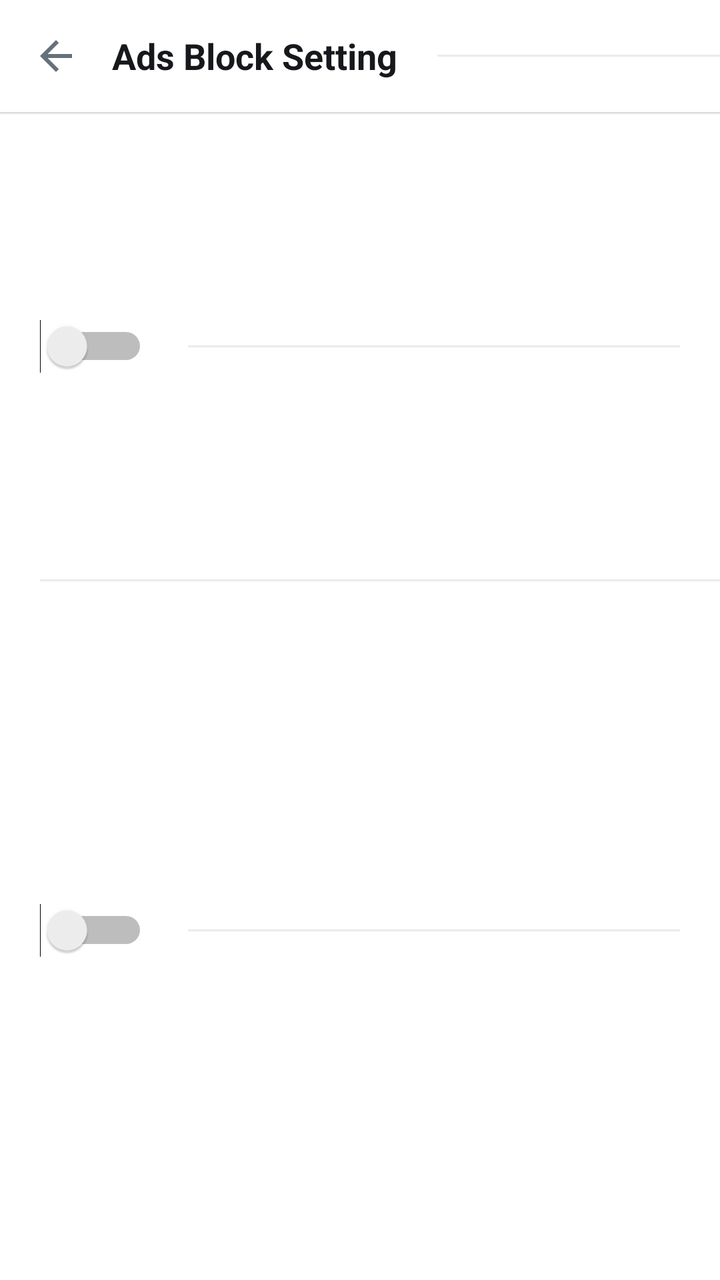
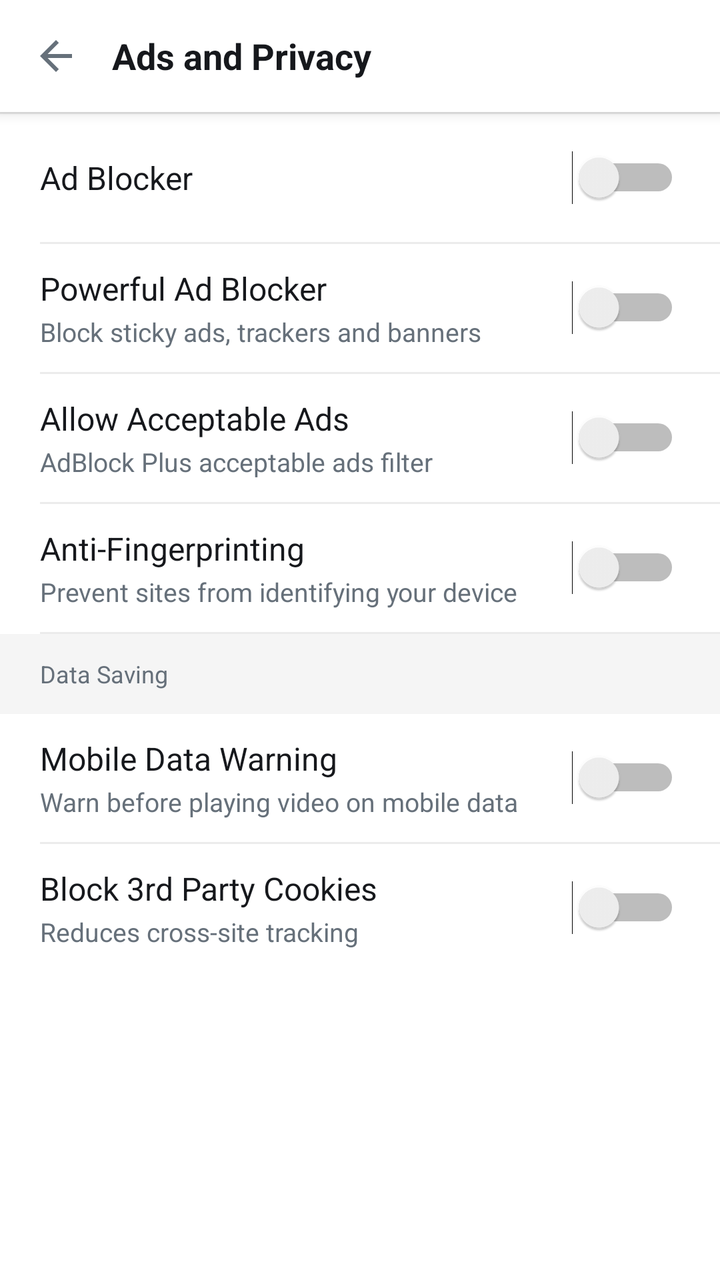

Before-and-after screenshots of an Android layout around one commit, followed by the original layout XML and the change that was made.
<!-- AndroidManifest.xml: activity theme Theme.Blaze.Settings -->
<!-- res/layout/activity_ad_settings.xml -->
<?xml version="1.0" encoding="utf-8"?>
<LinearLayout xmlns:android="http://schemas.android.com/apk/res/android"
    android:layout_width="match_parent" android:layout_height="match_parent"
    android:orientation="vertical" android:background="@color/bg">
    <LinearLayout android:layout_width="match_parent" android:layout_height="56dp"
        android:gravity="center_vertical" android:paddingStart="4dp"
        android:background="@color/surface" android:elevation="1dp">
        <ImageButton android:id="@+id/btn_back" android:layout_width="48dp"
            android:layout_height="48dp" android:background="?attr/selectableItemBackgroundBorderless"
            android:src="@drawable/ic_back" android:contentDescription="Back"/>
        <TextView android:layout_width="wrap_content" android:layout_height="wrap_content"
            android:text="Ads Block Setting" android:textSize="18sp" android:textColor="@color/ink"
            android:textStyle="bold" android:layout_marginStart="4dp"/>
    
    <View android:layout_width="match_parent" android:layout_height="1dp" android:background="@color/divider" android:layout_marginStart="20dp"/>
    <LinearLayout android:layout_width="match_parent" android:layout_height="wrap_content"
        android:background="@color/surface" android:gravity="center_vertical"
        android:minHeight="72dp" android:padding="20dp">
        <LinearLayout android:layout_width="0dp" android:layout_height="wrap_content" android:layout_weight="1" android:orientation="vertical">
            <TextView android:layout_width="wrap_content" android:layout_height="wrap_content"
                android:text="Mobile Data Warning" android:textSize="16sp" android:textColor="@color/ink"/>
            <TextView android:layout_width="wrap_content" android:layout_height="wrap_content"
                android:text="Warn before playing video on mobile data" android:textSize="13sp"
                android:textColor="@color/muted" android:layout_marginTop="2dp"/>
        </LinearLayout>
        <Switch android:id="@+id/switch_mobile_warn" android:layout_width="wrap_content" android:layout_height="wrap_content"/>
    </LinearLayout>
</LinearLayout>
    <View android:layout_width="match_parent" android:layout_height="1dp" android:background="@color/divider"/>
    <LinearLayout android:layout_width="match_parent" android:layout_height="wrap_content"
        android:background="@color/surface" android:gravity="center_vertical"
        android:minHeight="72dp" android:padding="20dp">
        <TextView android:layout_width="0dp" android:layout_height="wrap_content"
            android:layout_weight="1" android:text="Ad Blocker" android:textSize="16sp" android:textColor="@color/ink"/>
        <Switch android:id="@+id/switch_ad_blocker" android:layout_width="wrap_content" android:layout_height="wrap_content"/>
    
    <View android:layout_width="match_parent" android:layout_height="1dp" android:background="@color/divider" android:layout_marginStart="20dp"/>
    <LinearLayout android:layout_width="match_parent" android:layout_height="wrap_content"
        android:background="@color/surface" android:gravity="center_vertical"
        android:minHeight="72dp" android:padding="20dp">
        <LinearLayout android:layout_width="0dp" android:layout_height="wrap_content" android:layout_weight="1" android:orientation="vertical">
            <TextView android:layout_width="wrap_content" android:layout_height="wrap_content"
                android:text="Mobile Data Warning" android:textSize="16sp" android:textColor="@color/ink"/>
            <TextView android:layout_width="wrap_content" android:layout_height="wrap_content"
                android:text="Warn before playing video on mobile data" android:textSize="13sp"
                android:textColor="@color/muted" android:layout_marginTop="2dp"/>
        </LinearLayout>
        <Switch android:id="@+id/switch_mobile_warn" android:layout_width="wrap_content" android:layout_height="wrap_content"/>
    </LinearLayout>
</LinearLayout>
    <View android:layout_width="match_parent" android:layout_height="1dp" android:background="@color/divider" android:layout_marginStart="20dp"/>
    <LinearLayout android:layout_width="match_parent" android:layout_height="wrap_content"
        android:background="@color/surface" android:gravity="center_vertical"
        android:minHeight="72dp" android:padding="20dp">
        <LinearLayout android:layout_width="0dp" android:layout_height="wrap_content" android:layout_weight="1" android:orientation="vertical">
            <TextView android:layout_width="wrap_content" android:layout_height="wrap_content"
                android:text="Powerful Ad Blocker" android:textSize="16sp" android:textColor="@color/ink"/>
            <TextView android:layout_width="wrap_content" android:layout_height="wrap_content"
                android:text="Block sticky Ads and trackers" android:textSize="13sp"
                android:textColor="@color/muted" android:layout_marginTop="2dp"/>
        
    <View android:layout_width="match_parent" android:layout_height="1dp" android:background="@color/divider" android:layout_marginStart="20dp"/>
    <LinearLayout android:layout_width="match_parent" android:layout_height="wrap_content"
        android:background="@color/surface" android:gravity="center_vertical"
        android:minHeight="72dp" android:padding="20dp">
        <LinearLayout android:layout_width="0dp" android:layout_height="wrap_content" android:layout_weight="1" android:orientation="vertical">
            <TextView android:layout_width="wrap_content" android:layout_height="wrap_content"
                android:text="Mobile Data Warning" android:textSize="16sp" android:textColor="@color/ink"/>
            <TextView android:layout_width="wrap_content" android:layout_height="wrap_content"
                android:text="Warn before playing video on mobile data" android:textSize="13sp"
                android:textColor="@color/muted" android:layout_marginTop="2dp"/>
        </LinearLayout>
        <Switch android:id="@+id/switch_mobile_warn" android:layout_width="wrap_content" android:layout_height="wrap_content"/>
    </LinearLayout>
</LinearLayout>
        <Switch android:id="@+id/switch_powerful_ads" android:layout_width="wrap_content" android:layout_height="wrap_content"/>
    
    <View android:layout_width="match_parent" android:layout_height="1dp" android:background="@color/divider" android:layout_marginStart="20dp"/>
    <LinearLayout android:layout_width="match_parent" android:layout_height="wrap_content"
        android:background="@color/surface" android:gravity="center_vertical"
        android:minHeight="72dp" android:padding="20dp">
        <LinearLayout android:layout_width="0dp" android:layout_height="wrap_content" android:layout_weight="1" android:orientation="vertical">
            <TextView android:layout_width="wrap_content" android:layout_height="wrap_content"
                android:text="Mobile Data Warning" android:textSize="16sp" android:textColor="@color/ink"/>
            <TextView android:layout_width="wrap_content" android:layout_height="wrap_content"
                android:text="Warn before playing video on mobile data" android:textSize="13sp"
                android:textColor="@color/muted" android:layout_marginTop="2dp"/>
        </LinearLayout>
        <Switch android:id="@+id/switch_mobile_warn" android:layout_width="wrap_content" android:layout_height="wrap_content"/>
    </LinearLayout>
</LinearLayout>
    <View android:layout_width="match_parent" android:layout_height="1dp" android:background="@color/divider" android:layout_marginStart="20dp"/>
    <LinearLayout android:layout_width="match_parent" android:layout_height="wrap_content"
        android:background="@color/surface" android:gravity="center_vertical"
        android:minHeight="72dp" android:padding="20dp">
        <LinearLayout android:layout_width="0dp" android:layout_height="wrap_content" android:layout_weight="1" android:orientation="vertical">
            <TextView android:layout_width="wrap_content" android:layout_height="wrap_content"
                android:text="Anti Fingerprinting" android:textSize="16sp" android:textColor="@color/ink"/>
            <TextView android:layout_width="wrap_content" android:layout_height="wrap_content"
                android:text="Prevent sites from identifying your device" android:textSize="13sp"
                android:textColor="@color/muted" android:layout_marginTop="2dp"/>
        
    <View android:layout_width="match_parent" android:layout_height="1dp" android:background="@color/divider" android:layout_marginStart="20dp"/>
    <LinearLayout android:layout_width="match_parent" android:layout_height="wrap_content"
        android:background="@color/surface" android:gravity="center_vertical"
        android:minHeight="72dp" android:padding="20dp">
        <LinearLayout android:layout_width="0dp" android:layout_height="wrap_content" android:layout_weight="1" android:orientation="vertical">
            <TextView android:layout_width="wrap_content" android:layout_height="wrap_content"
                android:text="Mobile Data Warning" android:textSize="16sp" android:textColor="@color/ink"/>
            <TextView android:layout_width="wrap_content" android:layout_height="wrap_content"
                android:text="Warn before playing video on mobile data" android:textSize="13sp"
                android:textColor="@color/muted" android:layout_marginTop="2dp"/>
        </LinearLayout>
        <Switch android:id="@+id/switch_mobile_warn" android:layout_width="wrap_content" android:layout_height="wrap_content"/>
    </LinearLayout>
</LinearLayout>
        <Switch android:id="@+id/switch_fingerprint" android:layout_width="wrap_content" android:layout_height="wrap_content"/>
    
    <View android:layout_width="match_parent" android:layout_height="1dp" android:background="@color/divider" android:layout_marginStart="20dp"/>
    <LinearLayout android:layout_width="match_parent" android:layout_height="wrap_content"
        android:background="@color/surface" android:gravity="center_vertical"
        android:minHeight="72dp" android:padding="20dp">
        <LinearLayout android:layout_width="0dp" android:layout_height="wrap_content" android:layout_weight="1" android:orientation="vertical">
            <TextView android:layout_width="wrap_content" android:layout_height="wrap_content"
                android:text="Mobile Data Warning" android:textSize="16sp" android:textColor="@color/ink"/>
            <TextView android:layout_width="wrap_content" android:layout_height="wrap_content"
                android:text="Warn before playing video on mobile data" android:textSize="13sp"
                android:textColor="@color/muted" android:layout_marginTop="2dp"/>
        </LinearLayout>
        <Switch android:id="@+id/switch_mobile_warn" android:layout_width="wrap_content" android:layout_height="wrap_content"/>
    </LinearLayout>
</LinearLayout>

    <View android:layout_width="match_parent" android:layout_height="1dp" android:background="@color/divider" android:layout_marginStart="20dp"/>
    <LinearLayout android:layout_width="match_parent" android:layout_height="wrap_content"
        android:background="@color/surface" android:gravity="center_vertical"
        android:minHeight="72dp" android:padding="20dp">
        <LinearLayout android:layout_width="0dp" android:layout_height="wrap_content" android:layout_weight="1" android:orientation="vertical">
            <TextView android:layout_width="wrap_content" android:layout_height="wrap_content"
                android:text="Mobile Data Warning" android:textSize="16sp" android:textColor="@color/ink"/>
            <TextView android:layout_width="wrap_content" android:layout_height="wrap_content"
                android:text="Warn before playing video on mobile data" android:textSize="13sp"
                android:textColor="@color/muted" android:layout_marginTop="2dp"/>
        </LinearLayout>
        <Switch android:id="@+id/switch_mobile_warn" android:layout_width="wrap_content" android:layout_height="wrap_content"/>
    </LinearLayout>
</LinearLayout>
<!-- resources referenced by this layout -->
<resources>
  <color name="bg">#FFFFFF</color>
  <color name="divider">#EBEBEB</color>
  <color name="ink">#16181C</color>
  <color name="muted">#66707A</color>
  <color name="surface">#FFFFFF</color>
  <!-- drawable ic_back (drawable) -->
  <vector xmlns:android="http://schemas.android.com/apk/res/android"
      android:width="24dp" android:height="24dp"
      android:viewportWidth="24" android:viewportHeight="24">
      <path android:fillColor="#66707A" android:pathData="M20,11H7.83l5.59-5.59L12,4l-8,8 8,8 1.41-1.41L7.83,13H20v-2z"/>
  </vector>
  <style name="Theme.Blaze.Settings" parent="Theme.AppCompat.Light.NoActionBar">
          <item name="colorPrimary">@color/primary</item>
          <item name="android:statusBarColor">@android:color/transparent</item>
          <item name="android:navigationBarColor">@color/bar</item>
          <item name="android:windowLightStatusBar">true</item>
          <item name="android:windowBackground">@color/bg</item>
      </style>
  <color name="primary">#1A73E8</color>
  <color name="bar">#FFFFFF</color>
</resources>

<!-- the commit's change to res/layout/activity_ad_settings.xml (unified diff, before → after) -->
@@ -1,147 +1,101 @@
 <?xml version="1.0" encoding="utf-8"?>
 <LinearLayout xmlns:android="http://schemas.android.com/apk/res/android"
-    android:layout_width="match_parent" android:layout_height="match_parent"
-    android:orientation="vertical" android:background="@color/bg">
+    android:layout_width="match_parent"
+    android:layout_height="match_parent"
+    android:orientation="vertical"
+    android:background="@color/bg">
     <LinearLayout android:layout_width="match_parent" android:layout_height="56dp"
         android:gravity="center_vertical" android:paddingStart="4dp"
-        android:background="@color/surface" android:elevation="1dp">
+        android:background="@color/surface" android:elevation="4dp">
         <ImageButton android:id="@+id/btn_back" android:layout_width="48dp"
-            android:layout_height="48dp" android:background="?attr/selectableItemBackgroundBorderless"
+            android:layout_height="48dp"
+            android:background="?attr/selectableItemBackgroundBorderless"
             android:src="@drawable/ic_back" android:contentDescription="Back"/>
         <TextView android:layout_width="wrap_content" android:layout_height="wrap_content"
-            android:text="Ads Block Setting" android:textSize="18sp" android:textColor="@color/ink"
-            android:textStyle="bold" android:layout_marginStart="4dp"/>
-    
-    <View android:layout_width="match_parent" android:layout_height="1dp" android:background="@color/divider" android:layout_marginStart="20dp"/>
-    <LinearLayout android:layout_width="match_parent" android:layout_height="wrap_content"
-        android:background="@color/surface" android:gravity="center_vertical"
-        android:minHeight="72dp" android:padding="20dp">
-        <LinearLayout android:layout_width="0dp" android:layout_height="wrap_content" android:layout_weight="1" android:orientation="vertical">
-            <TextView android:layout_width="wrap_content" android:layout_height="wrap_content"
-                android:text="Mobile Data Warning" android:textSize="16sp" android:textColor="@color/ink"/>
-            <TextView android:layout_width="wrap_content" android:layout_height="wrap_content"
-                android:text="Warn before playing video on mobile data" android:textSize="13sp"
-                android:textColor="@color/muted" android:layout_marginTop="2dp"/>
+            android:text="Ads and Privacy" android:textSize="18sp"
+            android:textColor="@color/ink" android:textStyle="bold"
+            android:layout_marginStart="4dp"/>
+    </LinearLayout>
+    <View android:layout_width="match_parent" android:layout_height="1dp" android:background="@color/divider"/>
+    <ScrollView android:layout_width="match_parent" android:layout_height="match_parent">
+        <LinearLayout android:layout_width="match_parent" android:layout_height="wrap_content"
+            android:orientation="vertical" android:background="@color/surface">
+            <LinearLayout android:layout_width="match_parent" android:layout_height="64dp"
+                android:gravity="center_vertical" android:paddingStart="20dp" android:paddingEnd="20dp">
+                <TextView android:layout_width="0dp" android:layout_height="wrap_content"
+                    android:layout_weight="1" android:text="Ad Blocker"
+                    android:textSize="16sp" android:textColor="@color/ink"/>
+                <Switch android:id="@+id/switch_ad_blocker" android:layout_width="wrap_content" android:layout_height="wrap_content"/>
+            </LinearLayout>
+            <View android:layout_width="match_parent" android:layout_height="1dp" android:background="@color/divider" android:layout_marginStart="20dp"/>
+            <LinearLayout android:layout_width="match_parent" android:layout_height="wrap_content"
+                android:gravity="center_vertical" android:paddingStart="20dp" android:paddingEnd="20dp" android:minHeight="64dp">
+                <LinearLayout android:layout_width="0dp" android:layout_height="wrap_content"
+                    android:layout_weight="1" android:orientation="vertical">
+                    <TextView android:layout_width="wrap_content" android:layout_height="wrap_content"
+                        android:text="Powerful Ad Blocker" android:textSize="16sp" android:textColor="@color/ink"/>
+                    <TextView android:layout_width="wrap_content" android:layout_height="wrap_content"
+                        android:text="Block sticky ads, trackers and banners"
+                        android:textSize="13sp" android:textColor="@color/muted" android:layout_marginTop="2dp"/>
+                </LinearLayout>
+                <Switch android:id="@+id/switch_powerful_ads" android:layout_width="wrap_content" android:layout_height="wrap_content"/>
+            </LinearLayout>
+            <View android:layout_width="match_parent" android:layout_height="1dp" android:background="@color/divider" android:layout_marginStart="20dp"/>
+            <LinearLayout android:layout_width="match_parent" android:layout_height="wrap_content"
+                android:gravity="center_vertical" android:paddingStart="20dp" android:paddingEnd="20dp" android:minHeight="64dp">
+                <LinearLayout android:layout_width="0dp" android:layout_height="wrap_content"
+                    android:layout_weight="1" android:orientation="vertical">
+                    <TextView android:layout_width="wrap_content" android:layout_height="wrap_content"
+                        android:text="Allow Acceptable Ads" android:textSize="16sp" android:textColor="@color/ink"/>
+                    <TextView android:layout_width="wrap_content" android:layout_height="wrap_content"
+                        android:text="AdBlock Plus acceptable ads filter"
+                        android:textSize="13sp" android:textColor="@color/muted" android:layout_marginTop="2dp"/>
+                </LinearLayout>
+                <Switch android:id="@+id/switch_eyeo" android:layout_width="wrap_content" android:layout_height="wrap_content"/>
+            </LinearLayout>
+            <View android:layout_width="match_parent" android:layout_height="1dp" android:background="@color/divider" android:layout_marginStart="20dp"/>
+            <LinearLayout android:layout_width="match_parent" android:layout_height="wrap_content"
+                android:gravity="center_vertical" android:paddingStart="20dp" android:paddingEnd="20dp" android:minHeight="64dp">
+                <LinearLayout android:layout_width="0dp" android:layout_height="wrap_content"
+                    android:layout_weight="1" android:orientation="vertical">
+                    <TextView android:layout_width="wrap_content" android:layout_height="wrap_content"
+                        android:text="Anti-Fingerprinting" android:textSize="16sp" android:textColor="@color/ink"/>
+                    <TextView android:layout_width="wrap_content" android:layout_height="wrap_content"
+                        android:text="Prevent sites from identifying your device"
+                        android:textSize="13sp" android:textColor="@color/muted" android:layout_marginTop="2dp"/>
+                </LinearLayout>
+                <Switch android:id="@+id/switch_fingerprint" android:layout_width="wrap_content" android:layout_height="wrap_content"/>
+            </LinearLayout>
+            <View android:layout_width="match_parent" android:layout_height="1dp" android:background="@color/divider" android:layout_marginStart="20dp"/>
+            <TextView android:layout_width="match_parent" android:layout_height="40dp"
+                android:gravity="center_vertical" android:paddingStart="20dp"
+                android:text="Data Saving" android:textSize="12sp"
+                android:textColor="@color/muted" android:background="#F5F5F5"/>
+            <LinearLayout android:layout_width="match_parent" android:layout_height="wrap_content"
+                android:gravity="center_vertical" android:paddingStart="20dp" android:paddingEnd="20dp" android:minHeight="64dp">
+                <LinearLayout android:layout_width="0dp" android:layout_height="wrap_content"
+                    android:layout_weight="1" android:orientation="vertical">
+                    <TextView android:layout_width="wrap_content" android:layout_height="wrap_content"
+                        android:text="Mobile Data Warning" android:textSize="16sp" android:textColor="@color/ink"/>
+                    <TextView android:layout_width="wrap_content" android:layout_height="wrap_content"
+                        android:text="Warn before playing video on mobile data"
+                        android:textSize="13sp" android:textColor="@color/muted" android:layout_marginTop="2dp"/>
+                </LinearLayout>
+                <Switch android:id="@+id/switch_mobile_warn" android:layout_width="wrap_content" android:layout_height="wrap_content"/>
+            </LinearLayout>
+            <View android:layout_width="match_parent" android:layout_height="1dp" android:background="@color/divider" android:layout_marginStart="20dp"/>
+            <LinearLayout android:layout_width="match_parent" android:layout_height="wrap_content"
+                android:gravity="center_vertical" android:paddingStart="20dp" android:paddingEnd="20dp" android:minHeight="64dp">
+                <LinearLayout android:layout_width="0dp" android:layout_height="wrap_content"
+                    android:layout_weight="1" android:orientation="vertical">
+                    <TextView android:layout_width="wrap_content" android:layout_height="wrap_content"
+                        android:text="Block 3rd Party Cookies" android:textSize="16sp" android:textColor="@color/ink"/>
+                    <TextView android:layout_width="wrap_content" android:layout_height="wrap_content"
+                        android:text="Reduces cross-site tracking"
+                        android:textSize="13sp" android:textColor="@color/muted" android:layout_marginTop="2dp"/>
+                </LinearLayout>
+                <Switch android:id="@+id/switch_block_3p" android:layout_width="wrap_content" android:layout_height="wrap_content"/>
+            </LinearLayout>
         </LinearLayout>
-        <Switch android:id="@+id/switch_mobile_warn" android:layout_width="wrap_content" android:layout_height="wrap_content"/>
-    </LinearLayout>
+    </ScrollView>
 </LinearLayout>
-    <View android:layout_width="match_parent" android:layout_height="1dp" android:background="@color/divider"/>
-    <LinearLayout android:layout_width="match_parent" android:layout_height="wrap_content"
-        android:background="@color/surface" android:gravity="center_vertical"
-        android:minHeight="72dp" android:padding="20dp">
-        <TextView android:layout_width="0dp" android:layout_height="wrap_content"
-            android:layout_weight="1" android:text="Ad Blocker" android:textSize="16sp" android:textColor="@color/ink"/>
-        <Switch android:id="@+id/switch_ad_blocker" android:layout_width="wrap_content" android:layout_height="wrap_content"/>
-    
-    <View android:layout_width="match_parent" android:layout_height="1dp" android:background="@color/divider" android:layout_marginStart="20dp"/>
-    <LinearLayout android:layout_width="match_parent" android:layout_height="wrap_content"
-        android:background="@color/surface" android:gravity="center_vertical"
-        android:minHeight="72dp" android:padding="20dp">
-        <LinearLayout android:layout_width="0dp" android:layout_height="wrap_content" android:layout_weight="1" android:orientation="vertical">
-            <TextView android:layout_width="wrap_content" android:layout_height="wrap_content"
-                android:text="Mobile Data Warning" android:textSize="16sp" android:textColor="@color/ink"/>
-            <TextView android:layout_width="wrap_content" android:layout_height="wrap_content"
-                android:text="Warn before playing video on mobile data" android:textSize="13sp"
-                android:textColor="@color/muted" android:layout_marginTop="2dp"/>
-        </LinearLayout>
-        <Switch android:id="@+id/switch_mobile_warn" android:layout_width="wrap_content" android:layout_height="wrap_content"/>
-    </LinearLayout>
-</LinearLayout>
-    <View android:layout_width="match_parent" android:layout_height="1dp" android:background="@color/divider" android:layout_marginStart="20dp"/>
-    <LinearLayout android:layout_width="match_parent" android:layout_height="wrap_content"
-        android:background="@color/surface" android:gravity="center_vertical"
-        android:minHeight="72dp" android:padding="20dp">
-        <LinearLayout android:layout_width="0dp" android:layout_height="wrap_content" android:layout_weight="1" android:orientation="vertical">
-            <TextView android:layout_width="wrap_content" android:layout_height="wrap_content"
-                android:text="Powerful Ad Blocker" android:textSize="16sp" android:textColor="@color/ink"/>
-            <TextView android:layout_width="wrap_content" android:layout_height="wrap_content"
-                android:text="Block sticky Ads and trackers" android:textSize="13sp"
-                android:textColor="@color/muted" android:layout_marginTop="2dp"/>
-        
-    <View android:layout_width="match_parent" android:layout_height="1dp" android:background="@color/divider" android:layout_marginStart="20dp"/>
-    <LinearLayout android:layout_width="match_parent" android:layout_height="wrap_content"
-        android:background="@color/surface" android:gravity="center_vertical"
-        android:minHeight="72dp" android:padding="20dp">
-        <LinearLayout android:layout_width="0dp" android:layout_height="wrap_content" android:layout_weight="1" android:orientation="vertical">
-            <TextView android:layout_width="wrap_content" android:layout_height="wrap_content"
-                android:text="Mobile Data Warning" android:textSize="16sp" android:textColor="@color/ink"/>
-            <TextView android:layout_width="wrap_content" android:layout_height="wrap_content"
-                android:text="Warn before playing video on mobile data" android:textSize="13sp"
-                android:textColor="@color/muted" android:layout_marginTop="2dp"/>
-        </LinearLayout>
-        <Switch android:id="@+id/switch_mobile_warn" android:layout_width="wrap_content" android:layout_height="wrap_content"/>
-    </LinearLayout>
-</LinearLayout>
-        <Switch android:id="@+id/switch_powerful_ads" android:layout_width="wrap_content" android:layout_height="wrap_content"/>
-    
-    <View android:layout_width="match_parent" android:layout_height="1dp" android:background="@color/divider" android:layout_marginStart="20dp"/>
-    <LinearLayout android:layout_width="match_parent" android:layout_height="wrap_content"
-        android:background="@color/surface" android:gravity="center_vertical"
-        android:minHeight="72dp" android:padding="20dp">
-        <LinearLayout android:layout_width="0dp" android:layout_height="wrap_content" android:layout_weight="1" android:orientation="vertical">
-            <TextView android:layout_width="wrap_content" android:layout_height="wrap_content"
-                android:text="Mobile Data Warning" android:textSize="16sp" android:textColor="@color/ink"/>
-            <TextView android:layout_width="wrap_content" android:layout_height="wrap_content"
-                android:text="Warn before playing video on mobile data" android:textSize="13sp"
-                android:textColor="@color/muted" android:layout_marginTop="2dp"/>
-        </LinearLayout>
-        <Switch android:id="@+id/switch_mobile_warn" android:layout_width="wrap_content" android:layout_height="wrap_content"/>
-    </LinearLayout>
-</LinearLayout>
-    <View android:layout_width="match_parent" android:layout_height="1dp" android:background="@color/divider" android:layout_marginStart="20dp"/>
-    <LinearLayout android:layout_width="match_parent" android:layout_height="wrap_content"
-        android:background="@color/surface" android:gravity="center_vertical"
-        android:minHeight="72dp" android:padding="20dp">
-        <LinearLayout android:layout_width="0dp" android:layout_height="wrap_content" android:layout_weight="1" android:orientation="vertical">
-            <TextView android:layout_width="wrap_content" android:layout_height="wrap_content"
-                android:text="Anti Fingerprinting" android:textSize="16sp" android:textColor="@color/ink"/>
-            <TextView android:layout_width="wrap_content" android:layout_height="wrap_content"
-                android:text="Prevent sites from identifying your device" android:textSize="13sp"
-                android:textColor="@color/muted" android:layout_marginTop="2dp"/>
-        
-    <View android:layout_width="match_parent" android:layout_height="1dp" android:background="@color/divider" android:layout_marginStart="20dp"/>
-    <LinearLayout android:layout_width="match_parent" android:layout_height="wrap_content"
-        android:background="@color/surface" android:gravity="center_vertical"
-        android:minHeight="72dp" android:padding="20dp">
-        <LinearLayout android:layout_width="0dp" android:layout_height="wrap_content" android:layout_weight="1" android:orientation="vertical">
-            <TextView android:layout_width="wrap_content" android:layout_height="wrap_content"
-                android:text="Mobile Data Warning" android:textSize="16sp" android:textColor="@color/ink"/>
-            <TextView android:layout_width="wrap_content" android:layout_height="wrap_content"
-                android:text="Warn before playing video on mobile data" android:textSize="13sp"
-                android:textColor="@color/muted" android:layout_marginTop="2dp"/>
-        </LinearLayout>
-        <Switch android:id="@+id/switch_mobile_warn" android:layout_width="wrap_content" android:layout_height="wrap_content"/>
-    </LinearLayout>
-</LinearLayout>
-        <Switch android:id="@+id/switch_fingerprint" android:layout_width="wrap_content" android:layout_height="wrap_content"/>
-    
-    <View android:layout_width="match_parent" android:layout_height="1dp" android:background="@color/divider" android:layout_marginStart="20dp"/>
-    <LinearLayout android:layout_width="match_parent" android:layout_height="wrap_content"
-        android:background="@color/surface" android:gravity="center_vertical"
-        android:minHeight="72dp" android:padding="20dp">
-        <LinearLayout android:layout_width="0dp" android:layout_height="wrap_content" android:layout_weight="1" android:orientation="vertical">
-            <TextView android:layout_width="wrap_content" android:layout_height="wrap_content"
-                android:text="Mobile Data Warning" android:textSize="16sp" android:textColor="@color/ink"/>
-            <TextView android:layout_width="wrap_content" android:layout_height="wrap_content"
-                android:text="Warn before playing video on mobile data" android:textSize="13sp"
-                android:textColor="@color/muted" android:layout_marginTop="2dp"/>
-        </LinearLayout>
-        <Switch android:id="@+id/switch_mobile_warn" android:layout_width="wrap_content" android:layout_height="wrap_content"/>
-    </LinearLayout>
-</LinearLayout>
-
-    <View android:layout_width="match_parent" android:layout_height="1dp" android:background="@color/divider" android:layout_marginStart="20dp"/>
-    <LinearLayout android:layout_width="match_parent" android:layout_height="wrap_content"
-        android:background="@color/surface" android:gravity="center_vertical"
-        android:minHeight="72dp" android:padding="20dp">
-        <LinearLayout android:layout_width="0dp" android:layout_height="wrap_content" android:layout_weight="1" android:orientation="vertical">
-            <TextView android:layout_width="wrap_content" android:layout_height="wrap_content"
-                android:text="Mobile Data Warning" android:textSize="16sp" android:textColor="@color/ink"/>
-            <TextView android:layout_width="wrap_content" android:layout_height="wrap_content"
-                android:text="Warn before playing video on mobile data" android:textSize="13sp"
-                android:textColor="@color/muted" android:layout_marginTop="2dp"/>
-        </LinearLayout>
-        <Switch android:id="@+id/switch_mobile_warn" android:layout_width="wrap_content" android:layout_height="wrap_content"/>
-    </LinearLayout>
-</LinearLayout>
